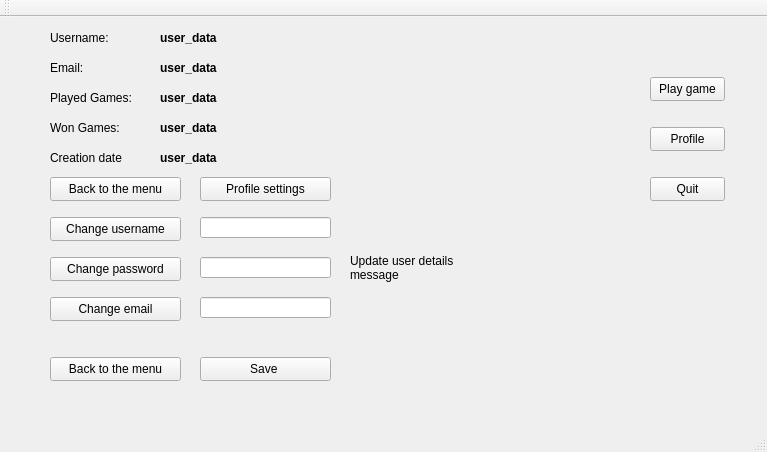
First picture: the form in Triviador/Triviador/Triviador.ui, repository AndreiAndreea/TriviadorMCpp, before the edit.
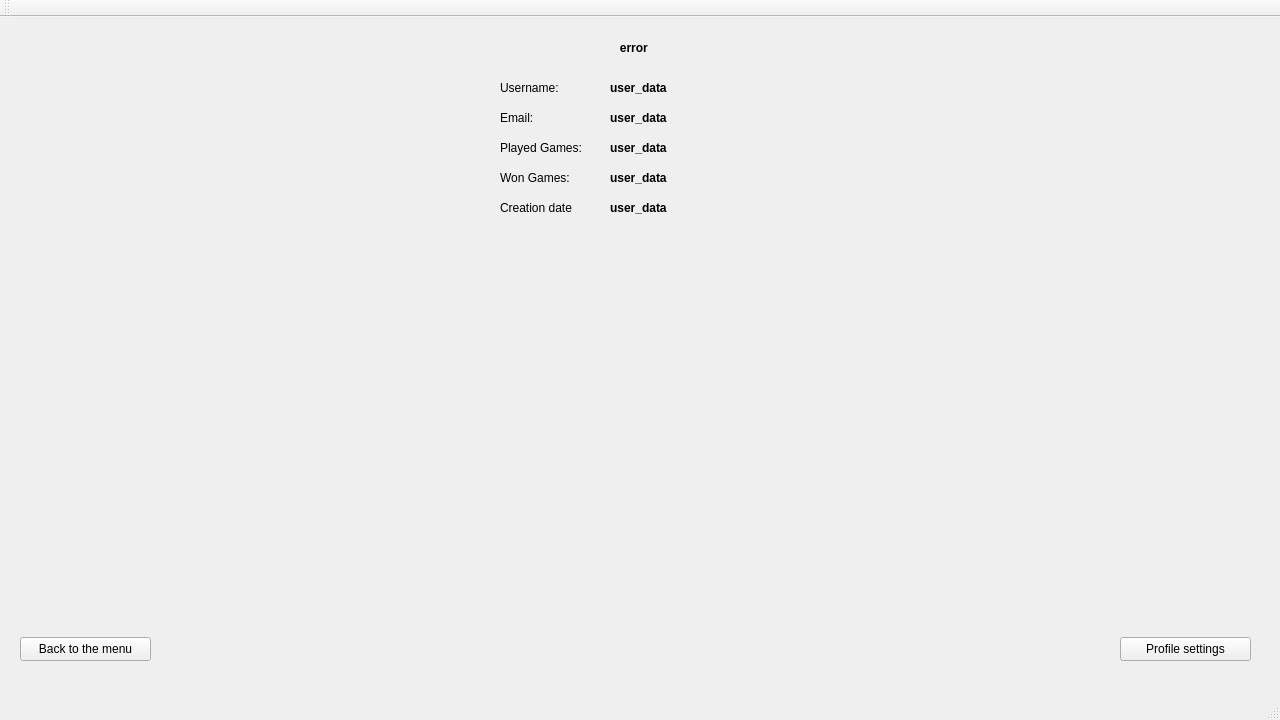
Second picture: the form after the edit. The open tabs and pages were chosen to show the change.

Commit message: Added a functionality to have the first part of the game in the same window. Added a functionality to switch between menu options (play game, profile settings) in the same window. Added a functionality to set the user to "Offline" when it close the game.

The edit to the form file:
```diff
--- a/Triviador/Triviador/Triviador.ui
+++ b/Triviador/Triviador/Triviador.ui
@@ -6,41 +6,32 @@
    <rect>
     <x>0</x>
     <y>0</y>
-    <width>767</width>
-    <height>452</height>
+    <width>1280</width>
+    <height>720</height>
    </rect>
   </property>
   <property name="windowTitle">
    <string>Triviador</string>
   </property>
   <widget class="QWidget" name="centralWidget">
-   <widget class="QWidget" name="menuWidget" native="true">
+   <widget class="QStackedWidget" name="stackedWidget">
     <property name="geometry">
      <rect>
-      <x>640</x>
-      <y>20</y>
-      <width>91</width>
-      <height>181</height>
+      <x>0</x>
+      <y>0</y>
+      <width>1280</width>
+      <height>720</height>
      </rect>
     </property>
-    <widget class="QPushButton" name="quitPushButton">
-     <property name="geometry">
-      <rect>
-       <x>10</x>
-       <y>140</y>
-       <width>75</width>
-       <height>24</height>
-      </rect>
-     </property>
-     <property name="text">
-      <string>Quit</string>
-     </property>
-    </widget>
+    <property name="currentIndex">
+     <number>2</number>
+    </property>
+    <widget class="QWidget" name="page">
     <widget class="QPushButton" name="profilePushButton">
      <property name="geometry">
       <rect>
-       <x>10</x>
-       <y>90</y>
+        <x>600</x>
+        <y>310</y>
        <width>75</width>
        <height>24</height>
       </rect>
@@ -52,8 +43,8 @@
     <widget class="QPushButton" name="playGamePushButton">
      <property name="geometry">
       <rect>
-       <x>10</x>
-       <y>40</y>
+        <x>600</x>
+        <y>260</y>
        <width>75</width>
        <height>24</height>
       </rect>
@@ -62,21 +53,57 @@
       <string>Play game</string>
      </property>
     </widget>
-   </widget>
-   <widget class="QWidget" name="profileWidget" native="true">
+     <widget class="QPushButton" name="quitPushButton">
+      <property name="geometry">
+       <rect>
+        <x>600</x>
+        <y>360</y>
+        <width>75</width>
+        <height>24</height>
+       </rect>
+      </property>
+      <property name="text">
+       <string>Quit</string>
+      </property>
+     </widget>
+    </widget>
+    <widget class="QWidget" name="page_2">
+     <widget class="QLabel" name="profileCreationDateLabel">
     <property name="geometry">
      <rect>
-      <x>20</x>
-      <y>10</y>
-      <width>351</width>
-      <height>181</height>
-     </rect>
-    </property>
+        <x>500</x>
+        <y>180</y>
+        <width>91</width>
+        <height>21</height>
+       </rect>
+      </property>
+      <property name="text">
+       <string>Creation date</string>
+      </property>
+     </widget>
+     <widget class="QLabel" name="userProfilePlayedGamesLabel">
+      <property name="geometry">
+       <rect>
+        <x>610</x>
+        <y>120</y>
+        <width>141</width>
+        <height>21</height>
+       </rect>
+      </property>
+      <property name="font">
+       <font>
+        <bold>true</bold>
+       </font>
+      </property>
+      <property name="text">
+       <string>user_data</string>
+      </property>
+     </widget>
     <widget class="QLabel" name="profileUsernameLabel">
      <property name="geometry">
       <rect>
-       <x>30</x>
-       <y>0</y>
+        <x>500</x>
+        <y>60</y>
        <width>91</width>
        <height>21</height>
       </rect>
@@ -85,24 +112,29 @@
       <string>Username:</string>
      </property>
     </widget>
-    <widget class="QPushButton" name="backToMenuPushButton">
+     <widget class="QLabel" name="userProfileUsernameLabel">
      <property name="geometry">
       <rect>
-       <x>30</x>
-       <y>150</y>
-       <width>131</width>
-       <height>24</height>
-      </rect>
-     </property>
+        <x>610</x>
+        <y>60</y>
+        <width>141</width>
+        <height>21</height>
+       </rect>
+      </property>
+      <property name="font">
+       <font>
+        <bold>true</bold>
+       </font>
+      </property>
      <property name="text">
-      <string>Back to the menu</string>
+       <string>user_data</string>
      </property>
     </widget>
     <widget class="QLabel" name="profilePlayedGamesLable">
      <property name="geometry">
       <rect>
-       <x>30</x>
-       <y>60</y>
+        <x>500</x>
+        <y>120</y>
        <width>101</width>
        <height>21</height>
       </rect>
@@ -111,24 +143,11 @@
       <string>Played Games:</string>
      </property>
     </widget>
-    <widget class="QLabel" name="profileWonGamesLabel">
-     <property name="geometry">
-      <rect>
-       <x>30</x>
-       <y>90</y>
-       <width>91</width>
-       <height>21</height>
-      </rect>
-     </property>
-     <property name="text">
-      <string>Won Games:</string>
-     </property>
-    </widget>
     <widget class="QPushButton" name="profileSettingsPushButton">
      <property name="geometry">
       <rect>
-       <x>180</x>
-       <y>150</y>
+        <x>1120</x>
+        <y>620</y>
        <width>131</width>
        <height>24</height>
       </rect>
@@ -137,78 +156,11 @@
       <string>Profile settings</string>
      </property>
     </widget>
-    <widget class="QLabel" name="userProfileWonGamesLabel">
-     <property name="geometry">
-      <rect>
-       <x>140</x>
-       <y>90</y>
-       <width>141</width>
-       <height>21</height>
-      </rect>
-     </property>
-     <property name="font">
-      <font>
-       <bold>true</bold>
-      </font>
-     </property>
-     <property name="text">
-      <string>user_data</string>
-     </property>
-    </widget>
-    <widget class="QLabel" name="userProfilePlayedGamesLabel">
-     <property name="geometry">
-      <rect>
-       <x>140</x>
-       <y>60</y>
-       <width>141</width>
-       <height>21</height>
-      </rect>
-     </property>
-     <property name="font">
-      <font>
-       <bold>true</bold>
-      </font>
-     </property>
-     <property name="text">
-      <string>user_data</string>
-     </property>
-    </widget>
-    <widget class="QLabel" name="userProfileUsernameLabel">
-     <property name="geometry">
-      <rect>
-       <x>140</x>
-       <y>0</y>
-       <width>141</width>
-       <height>21</height>
-      </rect>
-     </property>
-     <property name="font">
-      <font>
-       <bold>true</bold>
-      </font>
-     </property>
-     <property name="text">
-      <string>user_data</string>
-     </property>
-    </widget>
-    <widget class="QLabel" name="profileEmailLabel">
-     <property name="geometry">
-      <rect>
-       <x>30</x>
-       <y>30</y>
-       <width>91</width>
-       <height>21</height>
-      </rect>
-     </property>
-     <property name="text">
-      <string>Email:</string>
-     </property>
-    </widget>
     <widget class="QLabel" name="userProfileEmailLabel">
      <property name="geometry">
       <rect>
-       <x>140</x>
-       <y>30</y>
+        <x>610</x>
+        <y>90</y>
        <width>141</width>
        <height>21</height>
       </rect>
@@ -225,8 +177,8 @@
     <widget class="QLabel" name="userProfileCreationDateLabel">
      <property name="geometry">
       <rect>
-       <x>140</x>
-       <y>120</y>
+        <x>610</x>
+        <y>180</y>
        <width>171</width>
        <height>21</height>
       </rect>
@@ -240,77 +192,137 @@
       <string>user_data</string>
      </property>
     </widget>
-    <widget class="QLabel" name="profileCreationDateLabel">
-     <property name="geometry">
-      <rect>
-       <x>30</x>
-       <y>120</y>
-       <width>91</width>
-       <height>21</height>
-      </rect>
-     </property>
-     <property name="text">
-      <string>Creation date</string>
-     </property>
-    </widget>
-   </widget>
-   <widget class="QWidget" name="profileSettingsWidget" native="true">
+     <widget class="QPushButton" name="backToMenuPushButton">
     <property name="geometry">
      <rect>
       <x>20</x>
-      <y>190</y>
-      <width>451</width>
-      <height>191</height>
-     </rect>
-    </property>
-    <widget class="QPushButton" name="changeUsernamePushButton">
-     <property name="geometry">
-      <rect>
-       <x>30</x>
-       <y>10</y>
+        <y>620</y>
        <width>131</width>
        <height>24</height>
       </rect>
      </property>
      <property name="text">
-      <string>Change username</string>
-     </property>
-    </widget>
+       <string>Back to the menu</string>
+      </property>
+     </widget>
+     <widget class="QLabel" name="profileWonGamesLabel">
+      <property name="geometry">
+       <rect>
+        <x>500</x>
+        <y>150</y>
+        <width>91</width>
+        <height>21</height>
+       </rect>
+      </property>
+      <property name="text">
+       <string>Won Games:</string>
+      </property>
+     </widget>
+     <widget class="QLabel" name="userProfileWonGamesLabel">
+      <property name="geometry">
+       <rect>
+        <x>610</x>
+        <y>150</y>
+        <width>141</width>
+        <height>21</height>
+       </rect>
+      </property>
+      <property name="font">
+       <font>
+        <bold>true</bold>
+       </font>
+      </property>
+      <property name="text">
+       <string>user_data</string>
+      </property>
+     </widget>
+     <widget class="QLabel" name="profileEmailLabel">
+      <property name="geometry">
+       <rect>
+        <x>500</x>
+        <y>90</y>
+        <width>91</width>
+        <height>21</height>
+       </rect>
+      </property>
+      <property name="text">
+       <string>Email:</string>
+      </property>
+     </widget>
+     <widget class="QLabel" name="userErrorLabel">
+      <property name="geometry">
+       <rect>
+        <x>490</x>
+        <y>20</y>
+        <width>291</width>
+        <height>21</height>
+       </rect>
+      </property>
+      <property name="font">
+       <font>
+        <bold>true</bold>
+       </font>
+      </property>
+      <property name="text">
+       <string>error </string>
+      </property>
+      <property name="alignment">
+       <set>Qt::AlignCenter</set>
+      </property>
+     </widget>
+    </widget>
+    <widget class="QWidget" name="page_3">
     <widget class="QLineEdit" name="changeUsernameLineEdit">
      <property name="geometry">
       <rect>
-       <x>180</x>
-       <y>10</y>
+        <x>590</x>
+        <y>250</y>
        <width>131</width>
        <height>21</height>
       </rect>
      </property>
     </widget>
-    <widget class="QLineEdit" name="changePasswordLineEdit">
+     <widget class="QPushButton" name="changeEmailPushButton">
      <property name="geometry">
       <rect>
-       <x>180</x>
-       <y>50</y>
+        <x>440</x>
+        <y>330</y>
        <width>131</width>
-       <height>21</height>
-      </rect>
-     </property>
+        <height>24</height>
+       </rect>
+      </property>
+      <property name="text">
+       <string>Change email</string>
+      </property>
     </widget>
     <widget class="QLineEdit" name="changeEmailLineEdit">
      <property name="geometry">
       <rect>
-       <x>180</x>
-       <y>90</y>
+        <x>590</x>
+        <y>330</y>
        <width>131</width>
        <height>21</height>
       </rect>
      </property>
     </widget>
+     <widget class="QPushButton" name="changeUsernamePushButton">
+      <property name="geometry">
+       <rect>
+        <x>440</x>
+        <y>250</y>
+        <width>131</width>
+        <height>24</height>
+       </rect>
+      </property>
+      <property name="text">
+       <string>Change username</string>
+      </property>
+     </widget>
     <widget class="QPushButton" name="changePasswordPushButton">
      <property name="geometry">
       <rect>
-       <x>30</x>
-       <y>50</y>
+        <x>440</x>
+        <y>290</y>
        <width>131</width>
        <height>24</height>
       </rect>
@@ -319,37 +331,11 @@
       <string>Change password</string>
      </property>
     </widget>
-    <widget class="QPushButton" name="changeEmailPushButton">
-     <property name="geometry">
-      <rect>
-       <x>30</x>
-       <y>90</y>
-       <width>131</width>
-       <height>24</height>
-      </rect>
-     </property>
-     <property name="text">
-      <string>Change email</string>
-     </property>
-    </widget>
-    <widget class="QPushButton" name="backToMenuFromProfileSettingsButton">
-     <property name="geometry">
-      <rect>
-       <x>30</x>
-       <y>150</y>
-       <width>131</width>
-       <height>24</height>
-      </rect>
-     </property>
-     <property name="text">
-      <string>Back to the menu</string>
-     </property>
-    </widget>
     <widget class="QPushButton" name="saveProfileSettingsPushButton">
      <property name="geometry">
       <rect>
-       <x>180</x>
-       <y>150</y>
+        <x>1120</x>
+        <y>620</y>
        <width>131</width>
        <height>24</height>
       </rect>
@@ -358,11 +344,34 @@
       <string>Save </string>
      </property>
     </widget>
+     <widget class="QLineEdit" name="changePasswordLineEdit">
+      <property name="geometry">
+       <rect>
+        <x>590</x>
+        <y>290</y>
+        <width>131</width>
+        <height>21</height>
+       </rect>
+      </property>
+     </widget>
+     <widget class="QPushButton" name="backToMenuFromProfileSettingsButton">
+      <property name="geometry">
+       <rect>
+        <x>90</x>
+        <y>210</y>
+        <width>131</width>
+        <height>24</height>
+       </rect>
+      </property>
+      <property name="text">
+       <string>delete this sooon</string>
+      </property>
+     </widget>
     <widget class="QLabel" name="updateUserDetailsMessageLabel">
      <property name="geometry">
       <rect>
-       <x>330</x>
-       <y>30</y>
+        <x>740</x>
+        <y>270</y>
        <width>111</width>
        <height>61</height>
       </rect>
@@ -374,6 +383,20 @@
       <bool>true</bool>
      </property>
     </widget>
+     <widget class="QPushButton" name="backToProfileButton">
+      <property name="geometry">
+       <rect>
+        <x>20</x>
+        <y>620</y>
+        <width>131</width>
+        <height>24</height>
+       </rect>
+      </property>
+      <property name="text">
+       <string>Back to profile </string>
+      </property>
+     </widget>
+    </widget>
    </widget>
   </widget>
   <widget class="QMenuBar" name="menuBar">
@@ -381,8 +404,8 @@
     <rect>
      <x>0</x>
      <y>0</y>
-     <width>767</width>
-     <height>30</height>
+     <width>1280</width>
+     <height>22</height>
     </rect>
    </property>
   </widget>
```
Lines whose indentation alone changed are shown as unchanged. The commit also changes 11 other files.
